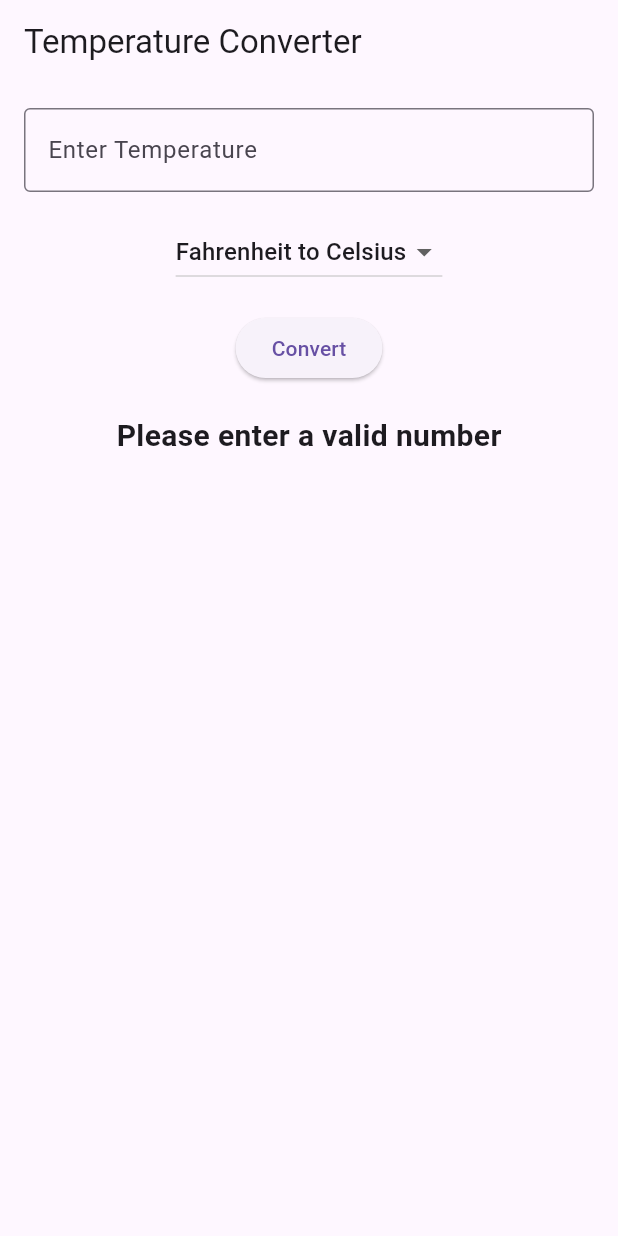
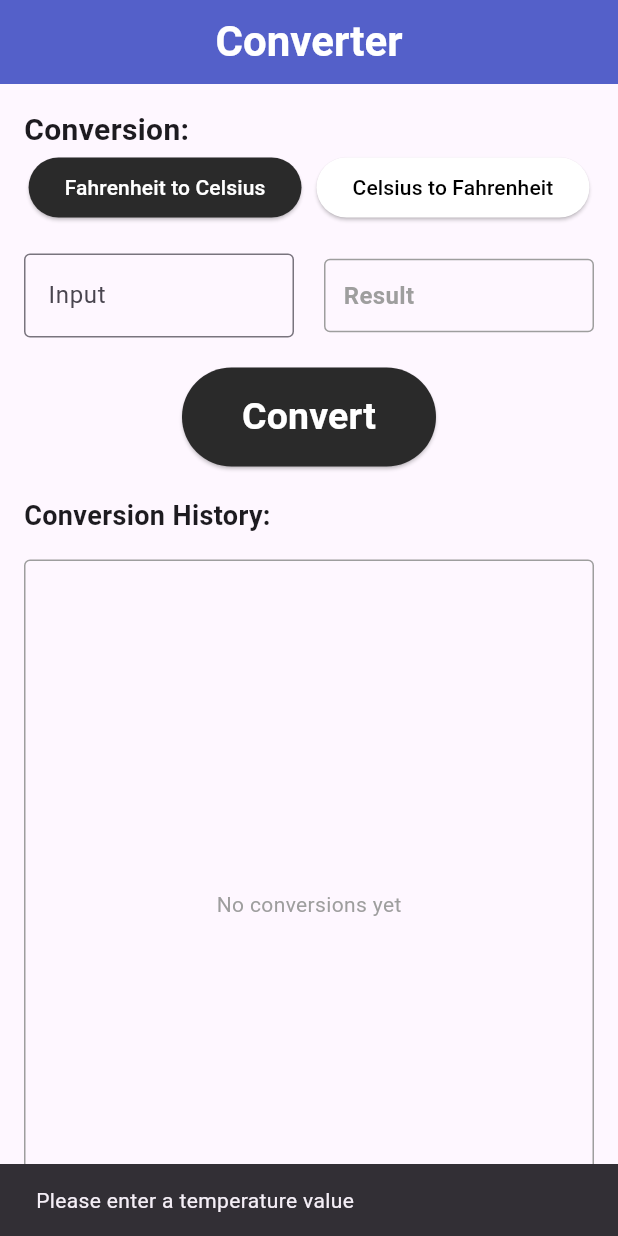
Before and after one commit to DavidDau/temp_converter, a Flutter app: the screen it shows after launch, after a tap on "Convert", on a phone screen of 412 x 824 dp. Run offline on Flutter 3.47's test engine with Material 3 defaults, Android fonts, the phone set to English and light mode, and no system bars.

Commit message:
Added Screens>temp_conv file

```diff
--- /dev/null
+++ b/temp_conv/lib/Screens/temp_conv.dart
@@ -0,0 +1,233 @@
+import 'package:flutter/material.dart';
+
+class TemperatureConverterScreen extends StatefulWidget {
+  const TemperatureConverterScreen({super.key});
+
+  @override
+  State<TemperatureConverterScreen> createState() =>
+      _TemperatureConverterScreenState();
+}
+
+class _TemperatureConverterScreenState
+    extends State<TemperatureConverterScreen> {
+  final TextEditingController _tempController = TextEditingController();
+  ConversionType _conversionType = ConversionType.fahrenheitToCelsius;
+  String _result = '';
+  final List<String> _conversionHistory = [];
+
+  @override
+  void dispose() {
+    _tempController.dispose();
+    super.dispose();
+  }
+
+  void _convertTemperature() {
+    if (_tempController.text.isEmpty) {
+      ScaffoldMessenger.of(context).showSnackBar(
+        const SnackBar(content: Text('Please enter a temperature value')),
+      );
+      return;
+    }
+
+    final input = double.tryParse(_tempController.text);
+    if (input == null) {
+      ScaffoldMessenger.of(context).showSnackBar(
+        const SnackBar(content: Text('Please enter a valid number')),
+      );
+      return;
+    }
+
+    double convertedTemp;
+    String historyEntry;
+
+    if (_conversionType == ConversionType.fahrenheitToCelsius) {
+      convertedTemp = (input - 32) * 5 / 9;
+      historyEntry =
+          'F to C: ${input.toStringAsFixed(1)} → ${convertedTemp.toStringAsFixed(2)}';
+    } else {
+      convertedTemp = input * 9 / 5 + 32;
+      historyEntry =
+          'C to F: ${input.toStringAsFixed(1)} → ${convertedTemp.toStringAsFixed(2)}';
+    }
+
+    setState(() {
+      _result =
+          '${convertedTemp.toStringAsFixed(2)}° ${_conversionType == ConversionType.fahrenheitToCelsius ? 'C' : 'F'}';
+      _conversionHistory.insert(0, historyEntry);
+      _tempController.clear(); // Add this line to clear the input
+    });
+  }
+
+  @override
+  Widget build(BuildContext context) {
+    return Scaffold(
+      appBar: AppBar(
+        title: const Text('Converter'),
+        centerTitle: true,
+        backgroundColor: const Color.fromARGB(255, 84, 96, 201),
+        titleTextStyle: TextStyle(
+          color: Colors.white,
+          fontSize: 28,
+          fontWeight: FontWeight.bold,
+        ),
+      ),
+      body: SingleChildScrollView(
+        padding: const EdgeInsets.all(16.0),
+
+        child: Column(
+          crossAxisAlignment: CrossAxisAlignment.stretch,
+          children: [
+            Text(
+              'Conversion:',
+              style: TextStyle(fontSize: 20, fontWeight: FontWeight.bold),
+            ),
+            // Conversion Type Buttons
+            Row(
+              mainAxisAlignment: MainAxisAlignment.center,
+              children: [
+                ElevatedButton(
+                  style: ElevatedButton.styleFrom(
+                    backgroundColor:
+                        _conversionType == ConversionType.fahrenheitToCelsius
+                            ? const Color.fromARGB(255, 42, 42, 42)
+                            : const Color.fromARGB(255, 255, 255, 255),
+                    foregroundColor:
+                        _conversionType == ConversionType.fahrenheitToCelsius
+                            ? Colors
+                                .white // Text color when button is selected
+                            : Colors
+                                .black, // Text color when button is not selected
+                  ),
+                  onPressed: () {
+                    setState(() {
+                      _conversionType = ConversionType.fahrenheitToCelsius;
+                    });
+                  },
+                  child: const Text('Fahrenheit to Celsius'),
+                ),
+                const SizedBox(width: 10),
+                ElevatedButton(
+                  style: ElevatedButton.styleFrom(
+                    backgroundColor:
+                        _conversionType == ConversionType.celsiusToFahrenheit
+                            ? const Color.fromARGB(255, 42, 42, 42)
+                            : const Color.fromARGB(255, 255, 255, 255),
+                    foregroundColor:
+                        _conversionType == ConversionType.celsiusToFahrenheit
+                            ? Colors
+                                .white // Text color when button is selected
+                            : Colors
+                                .black, // Text color when button is not selected
+                  ),
+                  onPressed: () {
+                    setState(() {
+                      _conversionType = ConversionType.celsiusToFahrenheit;
+                    });
+                  },
+                  child: const Text('Celsius to Fahrenheit'),
+                ),
+              ],
+            ),
+
+            const SizedBox(height: 20),
+
+            // Input and Output Row
+            Row(
+              children: [
+                Expanded(
+                  child: TextField(
+                    controller: _tempController,
+                    keyboardType: TextInputType.number,
+                    style: const TextStyle(fontWeight: FontWeight.bold),
+                    decoration: const InputDecoration(
+                      labelText: 'Input',
+                      border: OutlineInputBorder(),
+                    ),
+                  ),
+                ),
+                const SizedBox(width: 20),
+
+                Expanded(
+                  child: Container(
+                    padding: const EdgeInsets.all(12),
+                    decoration: BoxDecoration(
+                      border: Border.all(color: Colors.grey),
+                      borderRadius: BorderRadius.circular(4),
+                    ),
+                    child: Text(
+                      _result.isEmpty ? 'Result' : _result,
+                      style: TextStyle(
+                        fontSize: 16,
+                        fontWeight: FontWeight.bold,
+                        color: _result.isEmpty ? Colors.grey : Colors.black,
+                      ),
+                    ),
+                  ),
+                ),
+              ],
+            ),
+            const SizedBox(height: 20),
+
+            // Convert Button
+            Center(
+              child: ElevatedButton(
+                onPressed: _convertTemperature,
+                style: ElevatedButton.styleFrom(
+                  padding: const EdgeInsets.symmetric(
+                    horizontal: 40,
+                    vertical: 15,
+                  ),
+                  // Add background color that changes when pressed
+                  backgroundColor: const Color.fromARGB(255, 42, 42, 42),
+                  foregroundColor: Colors.white,
+                ),
+                child: const Text(
+                  'Convert',
+                  style: TextStyle(
+                    fontSize: 25, // Increased font size
+                    fontWeight: FontWeight.bold,
+                  ),
+                ),
+              ),
+            ),
+
+            const SizedBox(height: 20),
+
+            // Conversion History
+            const Text(
+              'Conversion History:',
+              style: TextStyle(fontSize: 18, fontWeight: FontWeight.bold),
+            ),
+            const SizedBox(height: 16),
+            Container(
+              height: 460,
+              decoration: BoxDecoration(
+                border: Border.all(color: Colors.grey),
+                borderRadius: BorderRadius.circular(4),
+              ),
+              child:
+                  _conversionHistory.isEmpty
+                      ? const Center(
+                        child: Text(
+                          'No conversions yet',
+                          style: TextStyle(color: Colors.grey),
+                        ),
+                      )
+                      : ListView.builder(
+                        itemCount: _conversionHistory.length,
+                        itemBuilder: (context, index) {
+                          return ListTile(
+                            title: Text(_conversionHistory[index]),
+                            leading: const Icon(Icons.arrow_right),
+                          );
+                        },
+                      ),
+            ),
+          ],
+        ),
+      ),
+    );
+  }
+}
+
+enum ConversionType { fahrenheitToCelsius, celsiusToFahrenheit }
--- a/temp_conv/lib/main.dart
+++ b/temp_conv/lib/main.dart
@@ -1,104 +1,22 @@
 import 'package:flutter/material.dart';
+import 'Screens/temp_conv.dart';
 
 void main() {
-  runApp(TemperatureConverterApp());
+  runApp(const TemperatureConverterApp());
 }
 
-// Root widget
 class TemperatureConverterApp extends StatelessWidget {
+  const TemperatureConverterApp({super.key});
+
   @override
   Widget build(BuildContext context) {
     return MaterialApp(
-      title: 'Temperature Converter',
-      theme: ThemeData(primarySwatch: Colors.blue),
-      home: TemperatureConverterScreen(),
+      title: 'Converter',
+      theme: ThemeData(
+        primarySwatch: Colors.blue,
+        visualDensity: VisualDensity.adaptivePlatformDensity,
+      ),
+      home: const TemperatureConverterScreen(),
     );
   }
 }
-
-// Stateful widget for the converter screen
-class TemperatureConverterScreen extends StatefulWidget {
-  @override
-  _TemperatureConverterScreenState createState() =>
-      _TemperatureConverterScreenState();
-}
-
-class _TemperatureConverterScreenState
-    extends State<TemperatureConverterScreen> {
-  final TextEditingController _controller = TextEditingController();
-  String _conversionType = 'Fahrenheit to Celsius';
-  String _result = '';
-
-  void _convertTemperature() {
-    final input = double.tryParse(_controller.text);
-    if (input == null) {
-      setState(() {
-        _result = 'Please enter a valid number';
-      });
-      return;
-    }
-
-    double output;
-    if (_conversionType == 'Fahrenheit to Celsius') {
-      output = (input - 32) * 5 / 9;
-      _result =
-          '${input.toStringAsFixed(2)}°F = ${output.toStringAsFixed(2)}°C';
-    } else {
-      output = (input * 9 / 5) + 32;
-      _result =
-          '${input.toStringAsFixed(2)}°C = ${output.toStringAsFixed(2)}°F';
-    }
-
-    setState(() {}); // Trigger UI update
-  }
-
-  @override
-  Widget build(BuildContext context) {
-    return Scaffold(
-      appBar: AppBar(title: Text('Temperature Converter')),
-      body: Padding(
-        padding: const EdgeInsets.all(16.0),
-        child: Column(
-          children: [
-            TextField(
-              controller: _controller,
-              keyboardType: TextInputType.numberWithOptions(decimal: true),
-              decoration: InputDecoration(
-                labelText: 'Enter Temperature',
-                border: OutlineInputBorder(),
-              ),
-            ),
-            SizedBox(height: 16),
-            DropdownButton<String>(
-              value: _conversionType,
-              items:
-                  ['Fahrenheit to Celsius', 'Celsius to Fahrenheit'].map((
-                    String value,
-                  ) {
-                    return DropdownMenuItem<String>(
-                      value: value,
-                      child: Text(value),
-                    );
-                  }).toList(),
-              onChanged: (String? newType) {
-                setState(() {
-                  _conversionType = newType!;
-                });
-              },
-            ),
-            SizedBox(height: 16),
-            ElevatedButton(
-              onPressed: _convertTemperature,
-              child: Text('Convert'),
-            ),
-            SizedBox(height: 20),
-            Text(
-              _result,
-              style: TextStyle(fontSize: 20, fontWeight: FontWeight.bold),
-            ),
-          ],
-        ),
-      ),
-    );
-  }
-}
```
Also changed, not shown: 1 other file.
